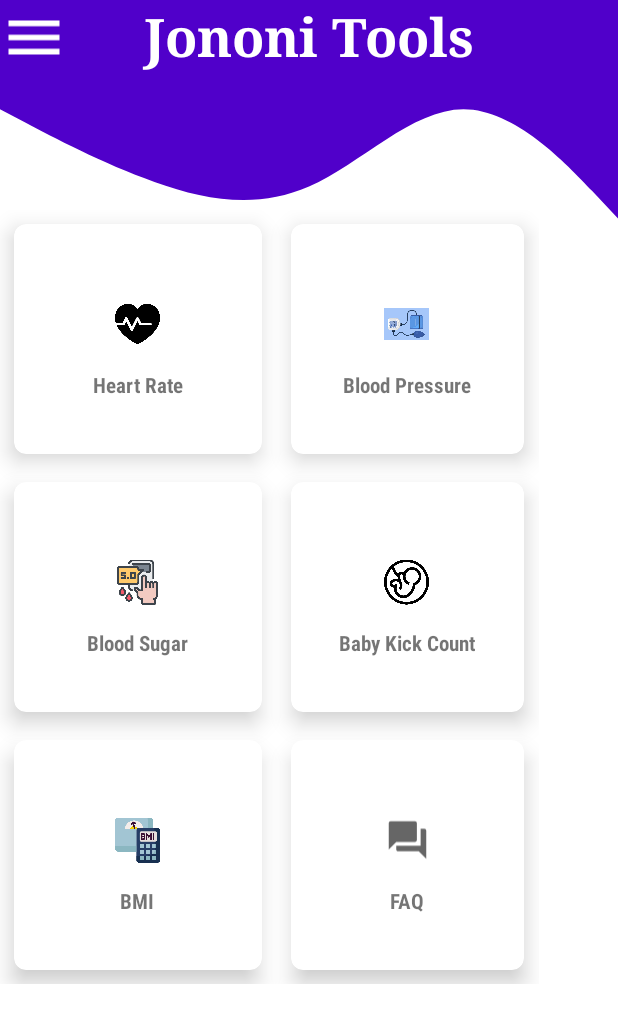
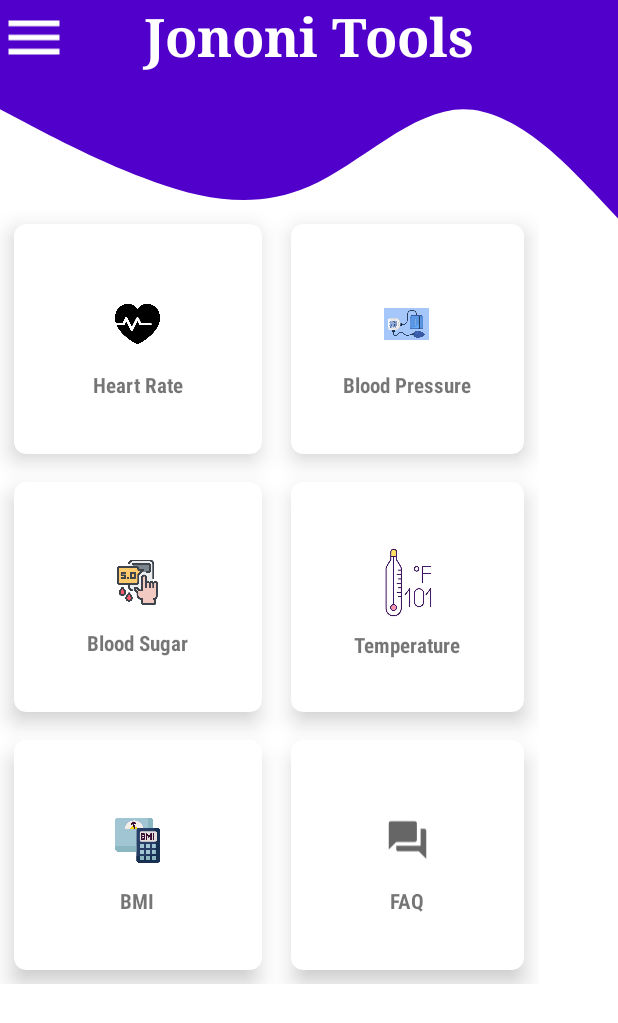
Before and after one commit to zakia1by0/Jononi_App, an Android app: the MainActivity2 screen opened directly, with no data from a screen before it, on a phone screen of 412 x 824 dp. Shown: the top 1023 px of the screen. Run offline under Robolectric (Android 15) with nearby library versions, the phone set to English and light mode, and no system bars; our stand-ins replace Firebase (no records; nobody signed in at launch, a user with empty details on screens opened directly).

Commit message:
icon change + prev

```diff
--- /dev/null
+++ b/app/src/main/res/drawable/ic_baseline_attribution_24.xml
@@ -0,0 +1,7 @@
+<vector android:height="24dp" android:tint="#000000"
+    android:viewportHeight="24" android:viewportWidth="24"
+    android:width="24dp" xmlns:android="http://schemas.android.com/apk/res/android">
+    <path android:fillColor="@android:color/white" android:pathData="M12,8.5c-0.91,0 -2.75,0.46 -2.75,1.38v4.62h1.5V19h2.5v-4.5h1.5V9.88C14.75,8.97 12.91,8.5 12,8.5z"/>
+    <path android:fillColor="@android:color/white" android:pathData="M12,2C6.47,2 2,6.47 2,12s4.47,10 10,10s10,-4.48 10,-10S17.52,2 12,2zM12,20c-4.42,0 -8,-3.58 -8,-8s3.58,-8 8,-8s8,3.58 8,8S16.42,20 12,20z"/>
+    <path android:fillColor="@android:color/white" android:pathData="M12,6.5m-1.5,0a1.5,1.5 0,1 1,3 0a1.5,1.5 0,1 1,-3 0"/>
+</vector>
--- a/app/src/main/res/layout/activity_dashboard.xml
+++ b/app/src/main/res/layout/activity_dashboard.xml
@@ -207,7 +207,7 @@
                     app:cardElevation="9dp">
 
                     <LinearLayout
-                        android:layout_width="wrap_content"
+                        android:layout_width="111dp"
                         android:layout_height="wrap_content"
                         android:layout_gravity="center_vertical|center_horizontal"
                         android:gravity="center"
@@ -215,9 +215,9 @@
 
                         <ImageView
                             android:id="@+id/baby_kick"
-                            android:layout_width="30dp"
-                            android:layout_height="61dp"
-                            android:src="@drawable/fetus"
+                            android:layout_width="111dp"
+                            android:layout_height="63dp"
+                            android:src="@drawable/temperature"
                             tools:ignore="InvalidId" />
 
                         <TextView
@@ -225,7 +225,7 @@
                             android:layout_width="wrap_content"
                             android:layout_height="wrap_content"
                             android:fontFamily="sans-serif-condensed"
-                            android:text="Baby Kick Count"
+                            android:text="Temperature"
                             android:textStyle="bold">
 
                         </TextView>
--- a/app/src/main/res/menu/sidemenu.xml
+++ b/app/src/main/res/menu/sidemenu.xml
@@ -20,7 +20,7 @@
             <item
                 android:id="@+id/status_overall"
                 android:title="Status"
-                android:icon="@drawable/ic_baseline_person_24">
+                android:icon="@drawable/ic_baseline_attribution_24">
             </item>
             <item
                 android:id="@+id/connect"
```
Also changed, not shown: app/src/main/res/drawable-v24/temperature.jpg (added).
